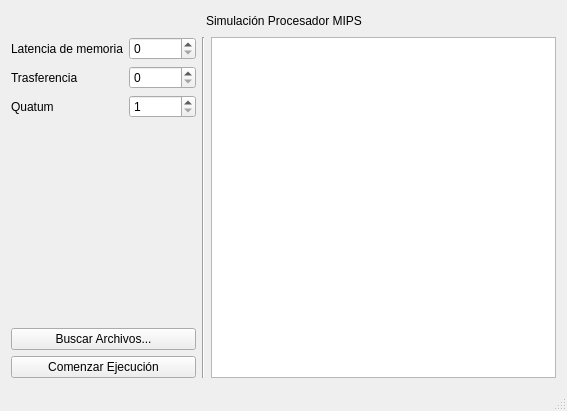
The window that mainwindow.ui (KefDS/MIPS-Processor-Simulator) describes before a commit, drawn with Qt 5.
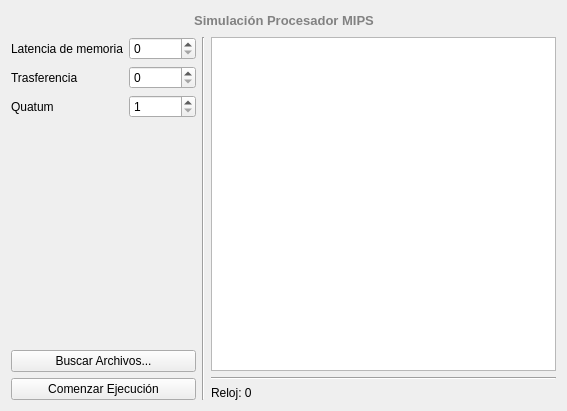
The same window after the commit.

Diff of the .ui file:
```diff
--- a/mainwindow.ui
+++ b/mainwindow.ui
@@ -14,7 +14,7 @@
    <string>MainWindow</string>
   </property>
   <widget class="QWidget" name="centralWidget">
-   <layout class="QVBoxLayout" name="verticalLayout_3">
+   <layout class="QVBoxLayout" name="verticalLayout_4">
     <item>
      <layout class="QHBoxLayout" name="horizontalLayout_2">
       <item>
@@ -33,7 +33,7 @@
       <item>
        <widget class="QLabel" name="label_4">
         <property name="text">
-         <string>Simulación Procesador MIPS</string>
+         <string>&lt;html&gt;&lt;head/&gt;&lt;body&gt;&lt;p align=&quot;center&quot;&gt;&lt;span style=&quot; font-size:10pt; font-weight:600; color:#828282;&quot;&gt;Simulación Procesador MIPS&lt;/span&gt;&lt;/p&gt;&lt;/body&gt;&lt;/html&gt;</string>
         </property>
        </widget>
       </item>
@@ -155,13 +155,40 @@
        </widget>
       </item>
       <item>
-       <widget class="QTextEdit" name="salidaSimulacion"/>
+       <layout class="QVBoxLayout" name="verticalLayout_3">
+        <item>
+         <widget class="QTextEdit" name="salidaSimulacion"/>
+        </item>
+        <item>
+         <widget class="Line" name="line_2">
+          <property name="orientation">
+           <enum>Qt::Horizontal</enum>
+          </property>
+         </widget>
+        </item>
+        <item>
+         <widget class="QLabel" name="Reloj">
+          <property name="text">
+           <string>Reloj: 0</string>
+          </property>
+         </widget>
+        </item>
+       </layout>
       </item>
      </layout>
     </item>
    </layout>
   </widget>
-  <widget class="QStatusBar" name="statusBar"/>
+  <widget class="QMenuBar" name="menuBar">
+   <property name="geometry">
+    <rect>
+     <x>0</x>
+     <y>0</y>
+     <width>567</width>
+     <height>20</height>
+    </rect>
+   </property>
+  </widget>
  </widget>
  <layoutdefault spacing="6" margin="11"/>
  <resources/>
```
